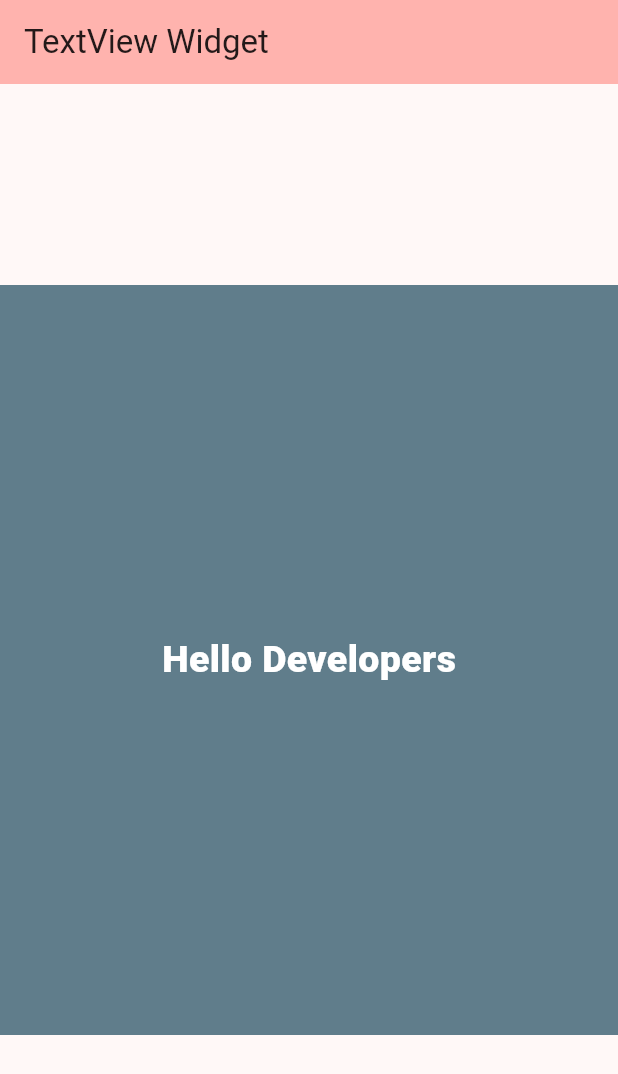
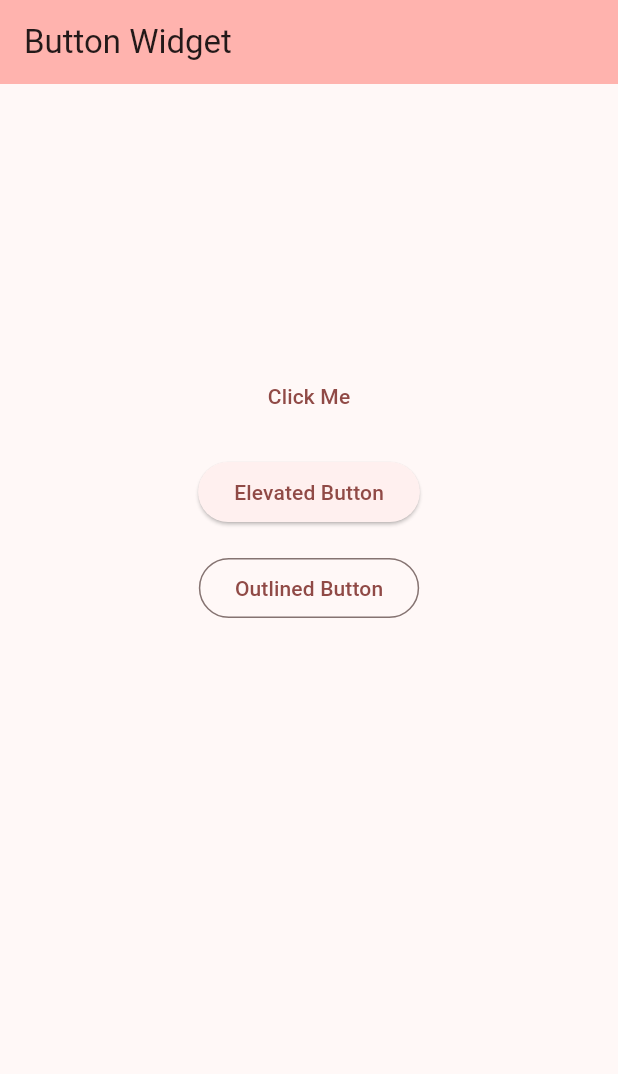
Before and after one commit to samirmangroliya/fluttersecondapp, a Flutter app: the screen it shows after launch, on a phone screen of 412 x 824 dp. Shown: the top 1074 px of the screen. Run offline on Flutter 3.47's test engine with Material 3 defaults, Android fonts, the phone set to English and light mode, and no system bars.

Commit message:
Button widget in flutter
TextButton
ElevatedButton
OutlinedButton

```diff
--- /dev/null
+++ b/lib/buttons/ButtonWidgetExample.dart
@@ -0,0 +1,62 @@
+import 'package:flutter/material.dart';
+import '../main.dart';
+
+const gap16 = SizedBox(height: 16);
+
+class ButtonWidgetExample extends State<MyHomePage> {
+  @override
+  Widget build(BuildContext context) {
+    return Scaffold(
+      appBar: AppBar(
+        backgroundColor: Theme.of(context).colorScheme.inversePrimary,
+        title: Text("Button Widget"),
+      ),
+      body: Center(
+        child: Container(
+          width: 500,
+          height: 500,
+          child: Center(
+            child: Column(
+              children: [
+                SizedBox(height: 50),
+                TextButton(
+                  onPressed: () {
+                    print("Button is clicked!!!");
+                  },
+                  child: Text("Click Me"),
+                  onLongPress: () {
+                    print("Button is Long Pressed!!!");
+                  },
+                ),
+
+                gap16,
+
+                ElevatedButton(
+                  onPressed: () {
+                    print("Elevated Button is clicked!!!");
+                  },
+                  child: Text("Elevated Button"),
+                  onLongPress: () {
+                    print("Elevated Button is Long Pressed!!!");
+                  },
+                ),
+
+                gap16,
+
+                OutlinedButton(
+                  onPressed: () {
+                    print("OutLined Button is clicked!!!");
+                  },
+                  child: Text("Outlined Button"),
+                  onLongPress: () {
+                    print("Outlined Button is Long Pressed!!!");
+                  },
+                ),
+              ],
+            ),
+          ),
+        ),
+      ),
+    );
+  }
+}
--- a/lib/main.dart
+++ b/lib/main.dart
@@ -1,7 +1,6 @@
 import 'package:flutter/material.dart';
-import 'package:fluttersecondapp/textwidget/textview.dart';
+import 'buttons/ButtonWidgetExample.dart';
 
-import 'home/homepage.dart';
 
 void main() {
   runApp(const MyApp());
@@ -29,5 +28,5 @@ class MyHomePage extends StatefulWidget {
   final String title;
 
   @override
-  State<MyHomePage> createState() => TextViewWidget();
+  State<MyHomePage> createState() => ButtonWidgetExample();
 }
```
